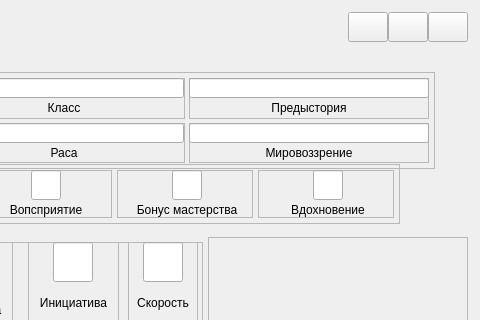
Above: MainWindow.ui from MangriMen/Paramoios before the change; both pictures show x 544 to 1024 and y 0 to 320 of the 1024 by 720 pixel window. Below: the same form after it.
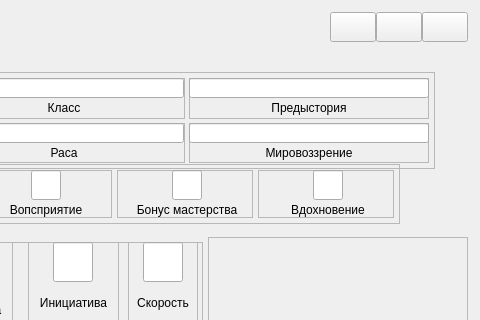
That is the form after the change.

What changed in the file:
```diff
--- a/MainWindow.ui
+++ b/MainWindow.ui
@@ -131,10 +131,16 @@
            </property>
            <property name="sizePolicy">
             <sizepolicy hsizetype="Maximum" vsizetype="Minimum">
-             <horstretch>0</horstretch>
+             <horstretch>1</horstretch>
              <verstretch>0</verstretch>
             </sizepolicy>
            </property>
+           <property name="minimumSize">
+            <size>
+             <width>46</width>
+             <height>0</height>
+            </size>
+           </property>
            <property name="autoFillBackground">
             <bool>false</bool>
            </property>
@@ -147,10 +153,16 @@
           <widget class="QPushButton" name="btnMaximize">
            <property name="sizePolicy">
             <sizepolicy hsizetype="Maximum" vsizetype="Minimum">
-             <horstretch>0</horstretch>
+             <horstretch>1</horstretch>
              <verstretch>0</verstretch>
             </sizepolicy>
            </property>
+           <property name="minimumSize">
+            <size>
+             <width>46</width>
+             <height>0</height>
+            </size>
+           </property>
            <property name="text">
             <string/>
            </property>
@@ -160,10 +172,16 @@
           <widget class="QPushButton" name="btnClose">
            <property name="sizePolicy">
             <sizepolicy hsizetype="Maximum" vsizetype="Minimum">
-             <horstretch>0</horstretch>
+             <horstretch>1</horstretch>
              <verstretch>0</verstretch>
             </sizepolicy>
            </property>
+           <property name="minimumSize">
+            <size>
+             <width>46</width>
+             <height>0</height>
+            </size>
+           </property>
            <property name="text">
             <string/>
            </property>
```
